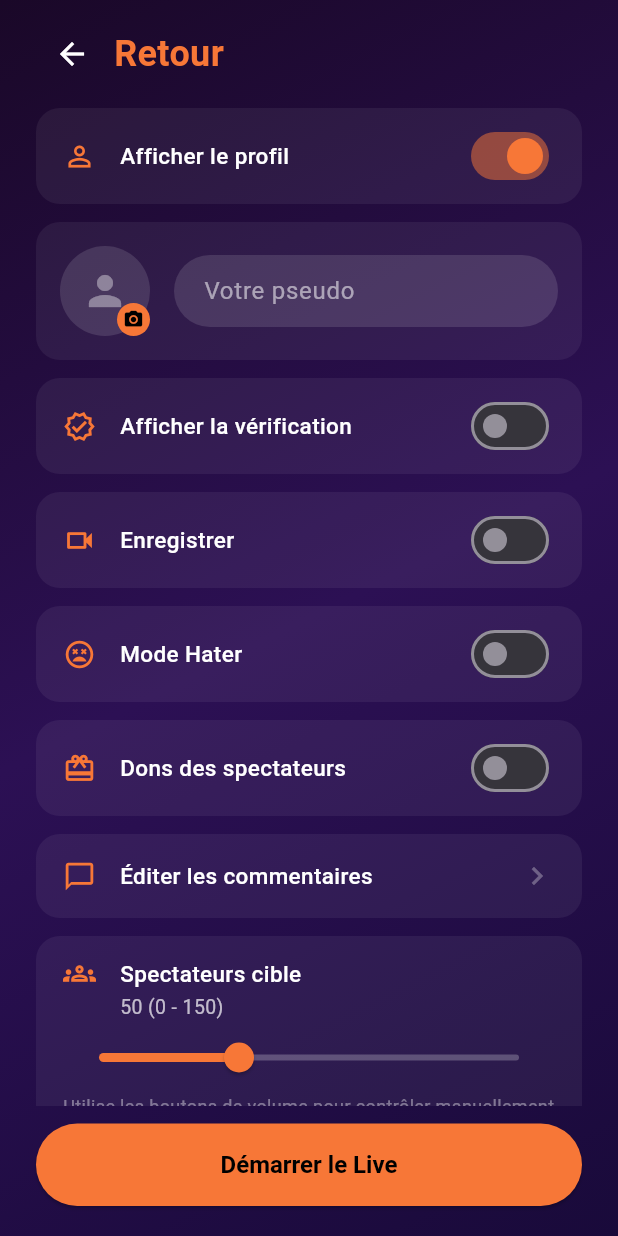
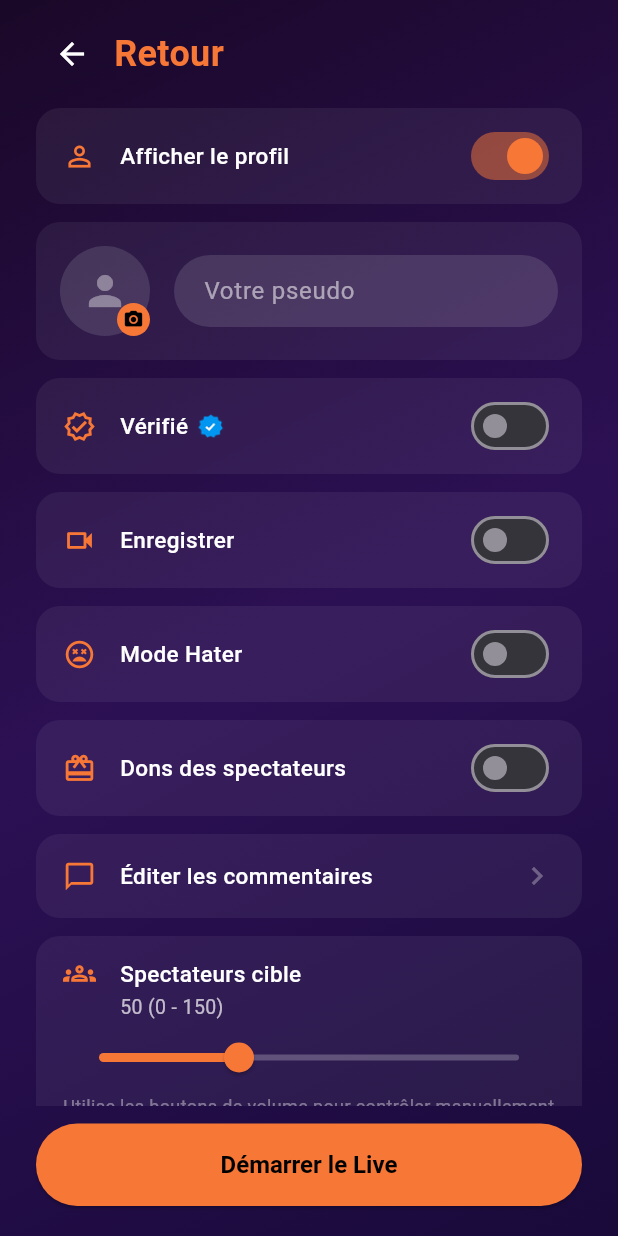
Before and after one commit to grafmik/hellochat, a Flutter app: the LiveSetupScreen screen opened directly, on a phone screen of 412 x 824 dp. Run offline on Flutter 3.47's test engine with Material 3 defaults, Android fonts, the phone set to English and light mode, and no system bars; our stand-ins replace camera, image_picker; missing offline and left inert: flutter_volume_controller, gal.

Commit message:
Ajoute le badge vérifié dans le menu et pendant le live

```diff
--- a/lib/screens/live_setup_screen.dart
+++ b/lib/screens/live_setup_screen.dart
@@ -138,7 +138,8 @@ class _LiveSetupScreenState extends State<LiveSetupScreen> {
                       const SizedBox(height: 12),
                       _ToggleItem(
                         icon: Icons.verified_outlined,
-                        label: 'Afficher la vérification',
+                        label: 'Vérifié',
+                        labelSuffix: Image.asset('assets/verified.png', width: 18, height: 18),
                         value: _showVerification,
                         onChanged: (v) => setState(() => _showVerification = v),
                       ),
@@ -344,6 +345,7 @@ class _LiveSetupScreenState extends State<LiveSetupScreen> {
                 accountType: _accountType,
                 pseudo: _showProfile && pseudo.isNotEmpty ? pseudo : 'Vous',
                 avatarBytes: _showProfile ? _avatarBytes : null,
+                showVerification: _showVerification,
               );
             },
           ),
@@ -364,12 +366,14 @@ class _LiveSetupScreenState extends State<LiveSetupScreen> {
 class _ToggleItem extends StatelessWidget {
   final IconData icon;
   final String label;
+  final Widget? labelSuffix;
   final bool value;
   final ValueChanged<bool> onChanged;
 
   const _ToggleItem({
     required this.icon,
     required this.label,
+    this.labelSuffix,
     required this.value,
     required this.onChanged,
   });
@@ -388,13 +392,21 @@ class _ToggleItem extends StatelessWidget {
           Icon(icon, color: accentColor, size: 22),
           const SizedBox(width: 16),
           Expanded(
-            child: Text(
+            child: Row(
+              children: [
+                Text(
                   label,
                   style: const TextStyle(
                     color: Colors.white,
                     fontSize: 15,
                     fontWeight: FontWeight.w500,
                   ),
+                ),
+                if (labelSuffix != null) ...[
+                  const SizedBox(width: 6),
+                  labelSuffix!,
+                ],
+              ],
             ),
           ),
           Switch(value: value, onChanged: onChanged, activeThumbColor: accentColor),
--- a/lib/screens/live_stream_screen.dart
+++ b/lib/screens/live_stream_screen.dart
@@ -25,6 +25,7 @@ class LiveStreamScreen extends StatefulWidget {
   final AccountType accountType;
   final String pseudo;
   final Uint8List? avatarBytes;
+  final bool showVerification;
 
   const LiveStreamScreen({
     super.key,
@@ -33,6 +34,7 @@ class LiveStreamScreen extends StatefulWidget {
     this.accountType = AccountType.standard,
     this.pseudo = 'Vous',
     this.avatarBytes,
+    this.showVerification = false,
   });
 
   @override
@@ -393,6 +395,10 @@ class _LiveStreamScreenState extends State<LiveStreamScreen> {
           ViewerCount(count: _viewerCount),
           const Spacer(),
           StreamerAvatar(pseudo: widget.pseudo, avatarBytes: widget.avatarBytes),
+          if (widget.showVerification) ...[
+            const SizedBox(width: 4),
+            Image.asset('assets/verified.png', width: 22, height: 22),
+          ],
           const SizedBox(width: 8),
           IconButton(
             icon: const Icon(Icons.close, color: Colors.white),
--- a/pubspec.yaml
+++ b/pubspec.yaml
@@ -65,6 +65,7 @@ flutter:
   assets:
     - assets/avatar_grid.png
     - assets/hellochat-icon.png
+    - assets/verified.png
 
   # An image asset can refer to one or more resolution-specific "variants", see
   # https://flutter.dev/to/resolution-aware-images
```
Also changed, not shown: assets/verified.png (added). Lines whose indentation alone changed are shown as unchanged.
